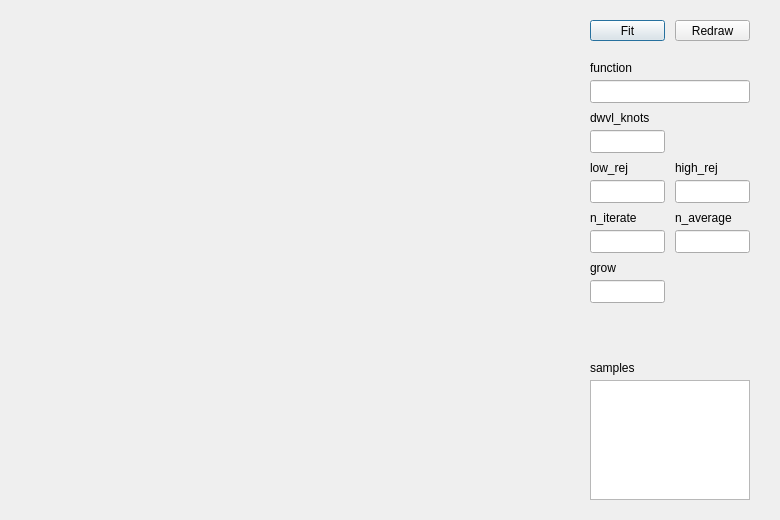
Before: the Qt Designer form pyqtcontinuum.ui in tadmatsuno/pycont, drawn with Qt 5.
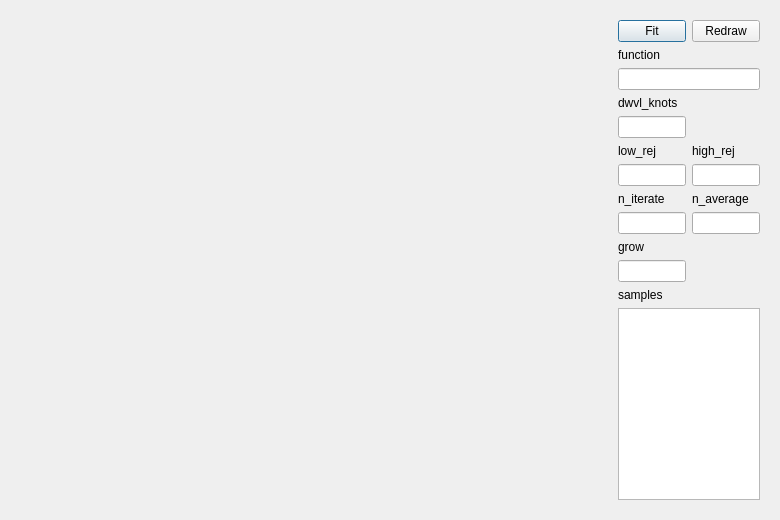
After: the same form once the commit is applied.

Commit message: ui changed to allow figure size change

What changed in the file:
```diff
--- a/pyqtcontinuum.ui
+++ b/pyqtcontinuum.ui
@@ -13,219 +13,220 @@
   <property name="windowTitle">
    <string>Dialog</string>
   </property>
+  <layout class="QHBoxLayout" name="horizontalLayout">
+   <item>
+    <widget class="QWidget" name="left_grid" native="true">
+     <property name="sizePolicy">
+      <sizepolicy hsizetype="Expanding" vsizetype="Expanding">
+       <horstretch>0</horstretch>
+       <verstretch>0</verstretch>
+      </sizepolicy>
+     </property>
+     <layout class="QVBoxLayout" name="main_figure"/>
+    </widget>
+   </item>
+   <item alignment="Qt::AlignRight">
+    <widget class="QWidget" name="right_grid" native="true">
+     <property name="sizePolicy">
+      <sizepolicy hsizetype="Expanding" vsizetype="Expanding">
+       <horstretch>0</horstretch>
+       <verstretch>0</verstretch>
+      </sizepolicy>
+     </property>
+     <property name="maximumSize">
+      <size>
+       <width>160</width>
+       <height>16777215</height>
+      </size>
+     </property>
+     <layout class="QGridLayout" name="gridLayout_2">
+      <item row="0" column="0">
   <widget class="QPushButton" name="button_fit">
-   <property name="geometry">
-    <rect>
-     <x>590</x>
-     <y>20</y>
-     <width>75</width>
-     <height>21</height>
-    </rect>
+        <property name="maximumSize">
+         <size>
+          <width>80</width>
+          <height>16777215</height>
+         </size>
    </property>
    <property name="text">
     <string>Fit</string>
    </property>
   </widget>
+      </item>
+      <item row="0" column="1">
   <widget class="QPushButton" name="button_draw">
-   <property name="geometry">
-    <rect>
-     <x>675</x>
-     <y>20</y>
-     <width>75</width>
-     <height>21</height>
-    </rect>
+        <property name="maximumSize">
+         <size>
+          <width>80</width>
+          <height>16777215</height>
+         </size>
    </property>
    <property name="text">
     <string>Redraw</string>
    </property>
   </widget>
+      </item>
+      <item row="1" column="0" colspan="2">
   <widget class="QLabel" name="label_function">
-   <property name="geometry">
-    <rect>
-     <x>590</x>
-     <y>60</y>
-     <width>121</width>
-     <height>16</height>
-    </rect>
+        <property name="maximumSize">
+         <size>
+          <width>160</width>
+          <height>16777215</height>
+         </size>
    </property>
    <property name="text">
     <string>function</string>
    </property>
   </widget>
+      </item>
+      <item row="2" column="0" colspan="2">
   <widget class="QLineEdit" name="edit_function">
-   <property name="geometry">
-    <rect>
-     <x>590</x>
-     <y>80</y>
+        <property name="maximumSize">
+         <size>
      <width>160</width>
-     <height>23</height>
-    </rect>
-   </property>
-  </widget>
-  <widget class="QLineEdit" name="edit_knots">
-   <property name="geometry">
-    <rect>
-     <x>590</x>
-     <y>130</y>
-     <width>75</width>
-     <height>23</height>
-    </rect>
-   </property>
-  </widget>
+          <height>16777215</height>
+         </size>
+        </property>
+       </widget>
+      </item>
+      <item row="3" column="0" colspan="2">
   <widget class="QLabel" name="label_knots">
-   <property name="geometry">
-    <rect>
-     <x>590</x>
-     <y>110</y>
-     <width>121</width>
-     <height>16</height>
-    </rect>
+        <property name="maximumSize">
+         <size>
+          <width>160</width>
+          <height>16777215</height>
+         </size>
    </property>
    <property name="text">
     <string>dwvl_knots</string>
    </property>
   </widget>
-  <widget class="QLineEdit" name="edit_niter">
-   <property name="geometry">
-    <rect>
-     <x>590</x>
-     <y>230</y>
-     <width>75</width>
-     <height>23</height>
-    </rect>
-   </property>
-  </widget>
-  <widget class="QLabel" name="label_niter">
-   <property name="geometry">
-    <rect>
-     <x>590</x>
-     <y>210</y>
-     <width>121</width>
-     <height>16</height>
-    </rect>
-   </property>
-   <property name="text">
-    <string>n_iterate</string>
-   </property>
-  </widget>
-  <widget class="QLineEdit" name="edit_lowrej">
-   <property name="geometry">
-    <rect>
-     <x>590</x>
-     <y>180</y>
-     <width>75</width>
-     <height>23</height>
-    </rect>
-   </property>
-  </widget>
+      </item>
+      <item row="4" column="0">
+       <widget class="QLineEdit" name="edit_knots">
+        <property name="maximumSize">
+         <size>
+          <width>70</width>
+          <height>16777215</height>
+         </size>
+        </property>
+       </widget>
+      </item>
+      <item row="5" column="0">
   <widget class="QLabel" name="label_lowrej">
-   <property name="geometry">
-    <rect>
-     <x>590</x>
-     <y>160</y>
-     <width>60</width>
-     <height>16</height>
-    </rect>
-   </property>
    <property name="text">
     <string>low_rej</string>
    </property>
   </widget>
-  <widget class="QLineEdit" name="edit_highrej">
-   <property name="geometry">
-    <rect>
-     <x>675</x>
-     <y>180</y>
-     <width>75</width>
-     <height>23</height>
-    </rect>
-   </property>
-  </widget>
+      </item>
+      <item row="5" column="1">
   <widget class="QLabel" name="label_highrej">
-   <property name="geometry">
-    <rect>
-     <x>675</x>
-     <y>160</y>
-     <width>60</width>
-     <height>16</height>
-    </rect>
-   </property>
    <property name="text">
     <string>high_rej</string>
    </property>
   </widget>
-  <widget class="QLineEdit" name="edit_nave">
-   <property name="geometry">
-    <rect>
-     <x>675</x>
-     <y>230</y>
-     <width>75</width>
-     <height>23</height>
-    </rect>
-   </property>
-  </widget>
+      </item>
+      <item row="6" column="0">
+       <widget class="QLineEdit" name="edit_lowrej">
+        <property name="maximumSize">
+         <size>
+          <width>70</width>
+          <height>16777215</height>
+         </size>
+        </property>
+       </widget>
+      </item>
+      <item row="6" column="1">
+       <widget class="QLineEdit" name="edit_highrej">
+        <property name="maximumSize">
+         <size>
+          <width>70</width>
+          <height>16777215</height>
+         </size>
+        </property>
+       </widget>
+      </item>
+      <item row="7" column="0">
+       <widget class="QLabel" name="label_niter">
+        <property name="text">
+         <string>n_iterate</string>
+        </property>
+       </widget>
+      </item>
+      <item row="7" column="1">
   <widget class="QLabel" name="label_nave">
-   <property name="geometry">
-    <rect>
-     <x>675</x>
-     <y>210</y>
-     <width>80</width>
-     <height>16</height>
-    </rect>
-   </property>
    <property name="text">
     <string>n_average</string>
    </property>
   </widget>
-  <widget class="QLabel" name="label_samples">
-   <property name="geometry">
-    <rect>
-     <x>590</x>
-     <y>360</y>
-     <width>121</width>
-     <height>16</height>
-    </rect>
-   </property>
-   <property name="text">
-    <string>samples</string>
-   </property>
-  </widget>
+      </item>
+      <item row="8" column="0">
+       <widget class="QLineEdit" name="edit_niter">
+        <property name="maximumSize">
+         <size>
+          <width>70</width>
+          <height>16777215</height>
+         </size>
+        </property>
+       </widget>
+      </item>
+      <item row="8" column="1">
+       <widget class="QLineEdit" name="edit_nave">
+        <property name="maximumSize">
+         <size>
+          <width>70</width>
+          <height>16777215</height>
+         </size>
+        </property>
+       </widget>
+      </item>
+      <item row="9" column="0">
   <widget class="QLabel" name="label_grow">
-   <property name="geometry">
-    <rect>
-     <x>590</x>
-     <y>260</y>
-     <width>70</width>
-     <height>16</height>
-    </rect>
-   </property>
    <property name="text">
     <string>grow</string>
    </property>
   </widget>
+      </item>
+      <item row="10" column="0">
   <widget class="QLineEdit" name="edit_grow">
-   <property name="geometry">
-    <rect>
-     <x>590</x>
-     <y>280</y>
-     <width>75</width>
-     <height>23</height>
-    </rect>
+        <property name="maximumSize">
+         <size>
+          <width>80</width>
+          <height>16777215</height>
+         </size>
    </property>
    <property name="mouseTracking">
     <bool>true</bool>
    </property>
   </widget>
+      </item>
+      <item row="11" column="0" colspan="2">
+       <widget class="QLabel" name="label_samples">
+        <property name="maximumSize">
+         <size>
+          <width>160</width>
+          <height>16777215</height>
+         </size>
+        </property>
+        <property name="text">
+         <string>samples</string>
+        </property>
+       </widget>
+      </item>
+      <item row="12" column="0" colspan="2">
   <widget class="QPlainTextEdit" name="edit_samples">
-   <property name="geometry">
-    <rect>
-     <x>590</x>
-     <y>380</y>
+        <property name="maximumSize">
+         <size>
      <width>160</width>
-     <height>120</height>
-    </rect>
-   </property>
-  </widget>
+          <height>16777215</height>
+         </size>
+        </property>
+       </widget>
+      </item>
+     </layout>
+    </widget>
+   </item>
+  </layout>
  </widget>
  <resources/>
  <connections/>
```
Lines whose indentation alone changed are shown as unchanged. The commit also changes 1 other file.
